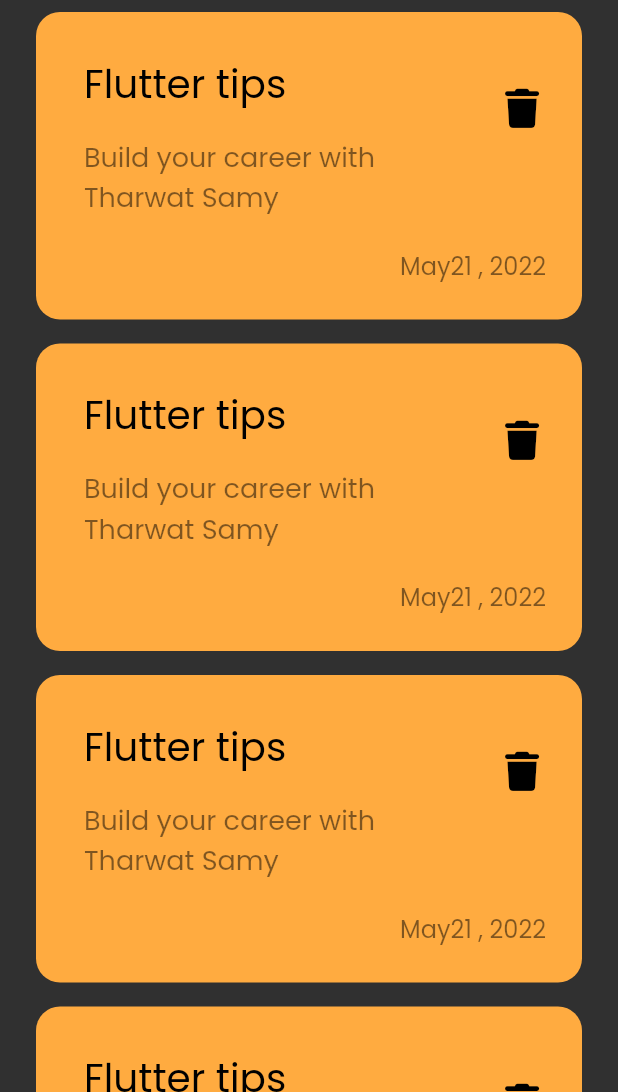
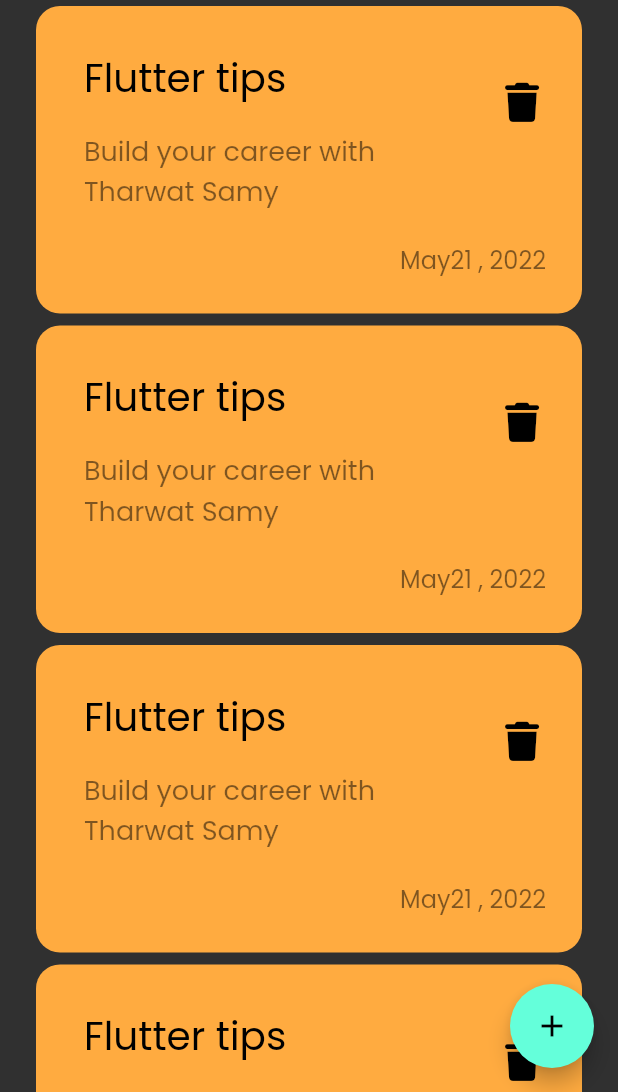
Before and after one commit to MakariosFared/notes_app, a Flutter app: the screen it shows after launch, on a phone screen of 412 x 824 dp, the part 144-1236 px from its top. Run offline on Flutter 3.47's test engine with Material 3 defaults, Android fonts, the phone set to English and light mode, and no system bars; our stand-ins replace font_awesome_flutter.

Commit message:
adding float action button

```diff
--- a/lib/views/notes_view.dart
+++ b/lib/views/notes_view.dart
@@ -6,8 +6,14 @@ class NotesView extends StatelessWidget {
 
   @override
   Widget build(BuildContext context) {
-    return const Scaffold(
-      body: NotesViewBody(),
+    return Scaffold(
+      floatingActionButton: FloatingActionButton(
+        onPressed: () {},
+        child: const Icon(
+          Icons.add,
+        ),
+      ),
+      body: const NotesViewBody(),
     );
   }
 }
--- a/lib/views/widgets/custom_note_item.dart
+++ b/lib/views/widgets/custom_note_item.dart
@@ -24,7 +24,7 @@ class NoteItem extends StatelessWidget {
               ),
             ),
             subtitle: Padding(
-              padding: const EdgeInsets.only(top: 16, bottom: 16),
+              padding: const EdgeInsets.only(top: 16, bottom: 16,),
               child: Text(
                 'Build your career with Tharwat Samy',
                 style: TextStyle(
--- a/lib/views/widgets/note_list_view.dart
+++ b/lib/views/widgets/note_list_view.dart
@@ -8,7 +8,7 @@ class NoteListView extends StatelessWidget {
   Widget build(BuildContext context) {
     return ListView.builder(itemBuilder: (context, index) {
       return const Padding(
-        padding: EdgeInsets.symmetric(vertical: 8),
+        padding: EdgeInsets.symmetric(vertical: 4),
         child: NoteItem(),
       );
     });
```
